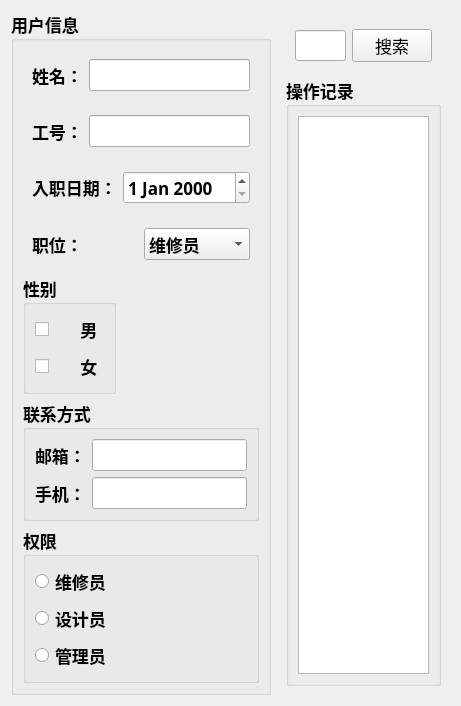
Qt form task/Auxiliary_maintenance/user_management.ui (liuyu690806/AR) before a commit.
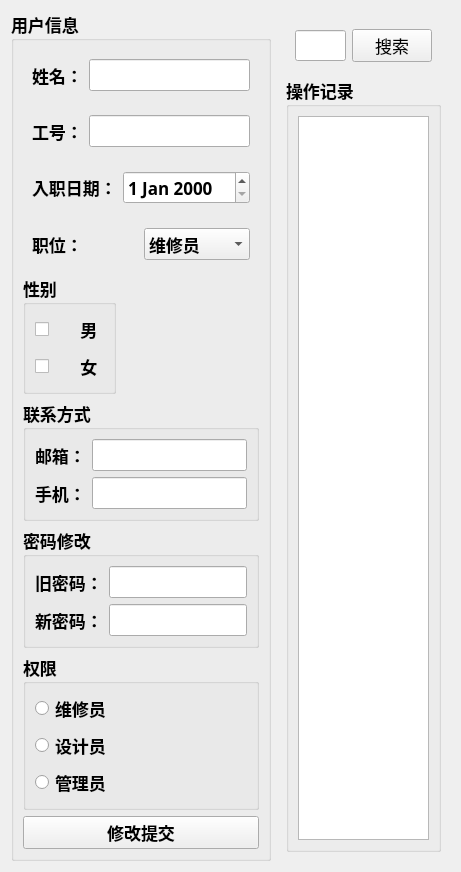
The same form after that commit.

Commit message: 界面修改,修改密码

The edit to the form file:
```diff
--- a/task/Auxiliary_maintenance/user_management.ui
+++ b/task/Auxiliary_maintenance/user_management.ui
@@ -6,40 +6,14 @@
    <rect>
     <x>0</x>
     <y>0</y>
-    <width>400</width>
-    <height>300</height>
+    <width>455</width>
+    <height>848</height>
    </rect>
   </property>
   <property name="windowTitle">
    <string>Form</string>
   </property>
-  <layout class="QGridLayout" name="gridLayout_2">
-   <item row="3" column="2">
-    <spacer name="verticalSpacer_3">
-     <property name="orientation">
-      <enum>Qt::Vertical</enum>
-     </property>
-     <property name="sizeHint" stdset="0">
-      <size>
-       <width>20</width>
-       <height>40</height>
-      </size>
-     </property>
-    </spacer>
-   </item>
-   <item row="6" column="2">
-    <spacer name="verticalSpacer_2">
-     <property name="orientation">
-      <enum>Qt::Vertical</enum>
-     </property>
-     <property name="sizeHint" stdset="0">
-      <size>
-       <width>20</width>
-       <height>40</height>
-      </size>
-     </property>
-    </spacer>
-   </item>
+  <layout class="QGridLayout" name="gridLayout_3">
    <item row="0" column="1">
     <spacer name="verticalSpacer">
      <property name="orientation">
@@ -53,6 +27,19 @@
      </property>
     </spacer>
    </item>
+   <item row="1" column="0">
+    <spacer name="horizontalSpacer">
+     <property name="orientation">
+      <enum>Qt::Horizontal</enum>
+     </property>
+     <property name="sizeHint" stdset="0">
+      <size>
+       <width>40</width>
+       <height>20</height>
+      </size>
+     </property>
+    </spacer>
+   </item>
    <item row="1" column="1">
     <widget class="QGroupBox" name="groupBox_all">
      <property name="font">
@@ -292,6 +279,56 @@
         </layout>
        </widget>
       </item>
+      <item>
+       <widget class="QGroupBox" name="groupBox_5">
+        <property name="font">
+         <font>
+          <family>微软雅黑</family>
+          <pointsize>13</pointsize>
+          <weight>75</weight>
+          <bold>true</bold>
+         </font>
+        </property>
+        <property name="title">
+         <string>密码修改</string>
+        </property>
+        <layout class="QGridLayout" name="gridLayout_2">
+         <item row="2" column="0">
+          <widget class="QLabel" name="label_7">
+           <property name="text">
+            <string>新密码：</string>
+           </property>
+          </widget>
+         </item>
+         <item row="0" column="1">
+          <widget class="QLineEdit" name="lineEdit_6"/>
+         </item>
+         <item row="2" column="1">
+          <widget class="QLineEdit" name="lineEdit_7"/>
+         </item>
+         <item row="0" column="0">
+          <widget class="QLabel" name="label_8">
+           <property name="text">
+            <string>旧密码：</string>
+           </property>
+          </widget>
+         </item>
+         <item row="1" column="1">
+          <spacer name="verticalSpacer_9">
+           <property name="orientation">
+            <enum>Qt::Vertical</enum>
+           </property>
+           <property name="sizeHint" stdset="0">
+            <size>
+             <width>20</width>
+             <height>35</height>
+            </size>
+           </property>
+          </spacer>
+         </item>
+        </layout>
+       </widget>
+      </item>
       <item>
        <widget class="QGroupBox" name="groupBox_3">
         <property name="font">
@@ -330,35 +367,22 @@
         </layout>
        </widget>
       </item>
+      <item>
+       <widget class="QPushButton" name="pushButton_2">
+        <property name="font">
+         <font>
+          <family>微软雅黑</family>
+          <pointsize>13</pointsize>
+         </font>
+        </property>
+        <property name="text">
+         <string>修改提交</string>
+        </property>
+       </widget>
+      </item>
      </layout>
     </widget>
    </item>
-   <item row="7" column="2">
-    <spacer name="verticalSpacer_5">
-     <property name="orientation">
-      <enum>Qt::Vertical</enum>
-     </property>
-     <property name="sizeHint" stdset="0">
-      <size>
-       <width>20</width>
-       <height>40</height>
-      </size>
-     </property>
-    </spacer>
-   </item>
-   <item row="4" column="2">
-    <spacer name="verticalSpacer_7">
-     <property name="orientation">
-      <enum>Qt::Vertical</enum>
-     </property>
-     <property name="sizeHint" stdset="0">
-      <size>
-       <width>20</width>
-       <height>40</height>
-      </size>
-     </property>
-    </spacer>
-   </item>
    <item row="1" column="3">
     <spacer name="horizontalSpacer_2">
      <property name="orientation">
@@ -379,21 +403,60 @@
      </property>
      <property name="sizeHint" stdset="0">
       <size>
+       <width>17</width>
+       <height>37</height>
+      </size>
+     </property>
+    </spacer>
+   </item>
+   <item row="3" column="2">
+    <spacer name="verticalSpacer_3">
+     <property name="orientation">
+      <enum>Qt::Vertical</enum>
+     </property>
+     <property name="sizeHint" stdset="0">
+      <size>
+       <width>17</width>
+       <height>37</height>
+      </size>
+     </property>
+    </spacer>
+   </item>
+   <item row="4" column="2">
+    <spacer name="verticalSpacer_7">
+     <property name="orientation">
+      <enum>Qt::Vertical</enum>
+     </property>
+     <property name="sizeHint" stdset="0">
+      <size>
        <width>20</width>
        <height>40</height>
       </size>
      </property>
     </spacer>
    </item>
-   <item row="1" column="0">
-    <spacer name="horizontalSpacer">
+   <item row="5" column="2">
+    <spacer name="verticalSpacer_2">
      <property name="orientation">
-      <enum>Qt::Horizontal</enum>
+      <enum>Qt::Vertical</enum>
      </property>
      <property name="sizeHint" stdset="0">
       <size>
-       <width>40</width>
-       <height>20</height>
+       <width>20</width>
+       <height>40</height>
+      </size>
+     </property>
+    </spacer>
+   </item>
+   <item row="6" column="2">
+    <spacer name="verticalSpacer_5">
+     <property name="orientation">
+      <enum>Qt::Vertical</enum>
+     </property>
+     <property name="sizeHint" stdset="0">
+      <size>
+       <width>20</width>
+       <height>40</height>
       </size>
      </property>
     </spacer>
@@ -453,19 +516,6 @@
      </layout>
     </widget>
    </item>
-   <item row="5" column="2">
-    <spacer name="verticalSpacer_8">
-     <property name="orientation">
-      <enum>Qt::Vertical</enum>
-     </property>
-     <property name="sizeHint" stdset="0">
-      <size>
-       <width>20</width>
-       <height>40</height>
-      </size>
-     </property>
-    </spacer>
-   </item>
   </layout>
  </widget>
  <resources/>
```
The commit also changes 13 other files.
